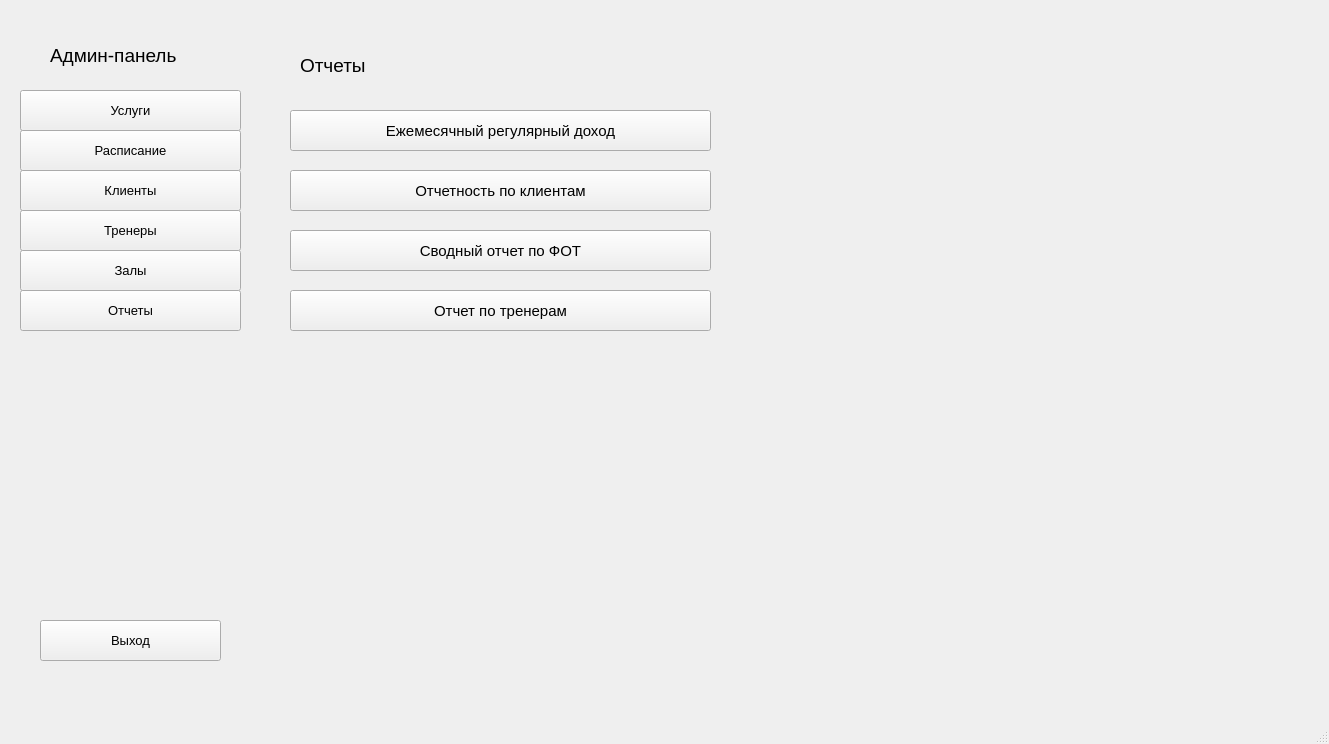
Old version of the form src/ui/generated_ui/main_window.ui in the repository Nova18911/IS-for-accounting-for-GYM-customers.
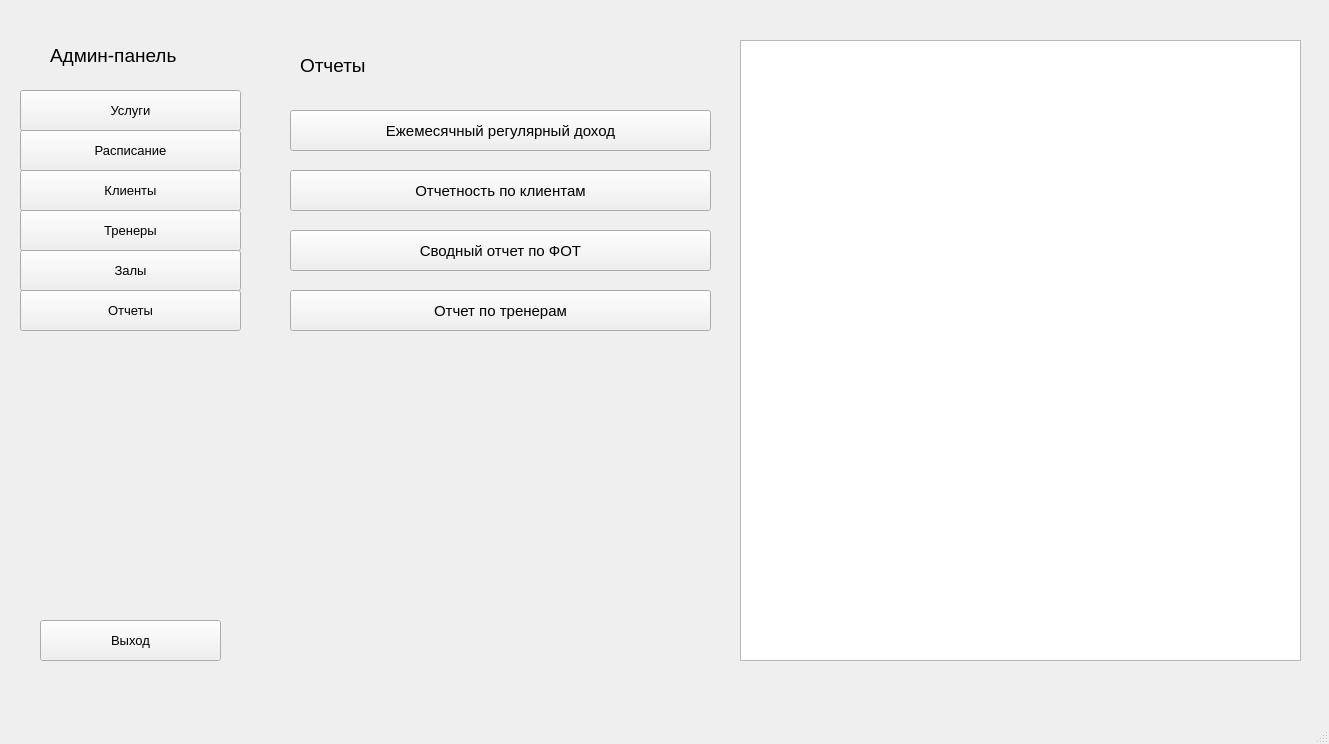
New version of the form. The open tabs and pages were chosen to show the change.

The edit to the form file:
```diff
--- a/src/ui/generated_ui/main_window.ui
+++ b/src/ui/generated_ui/main_window.ui
@@ -2339,6 +2339,16 @@
        <string>Отчет по тренерам</string>
       </property>
      </widget>
+     <widget class="QTableWidget" name="ReportTable">
+      <property name="geometry">
+       <rect>
+        <x>490</x>
+        <y>30</y>
+        <width>561</width>
+        <height>621</height>
+       </rect>
+      </property>
+     </widget>
     </widget>
    </widget>
   </widget>
```
Left out of the diff: 2 changed lines with no effect on the pictures.
